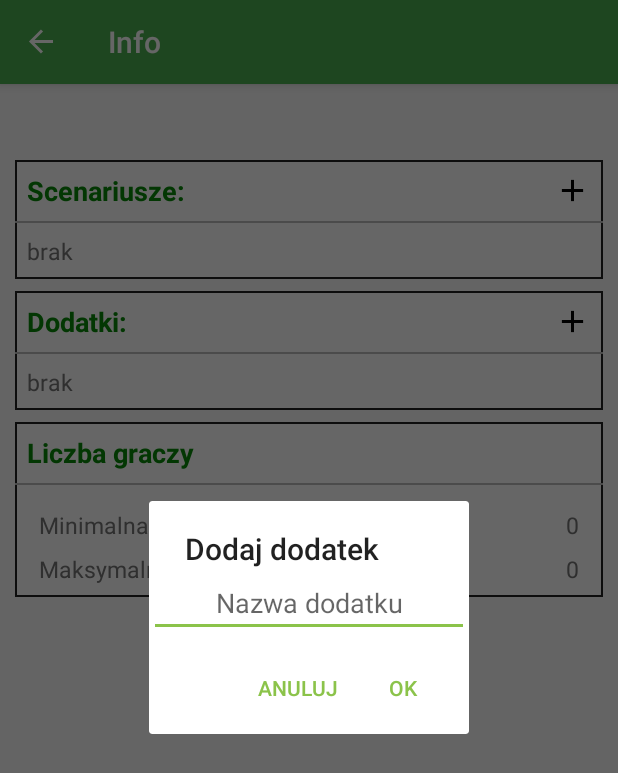
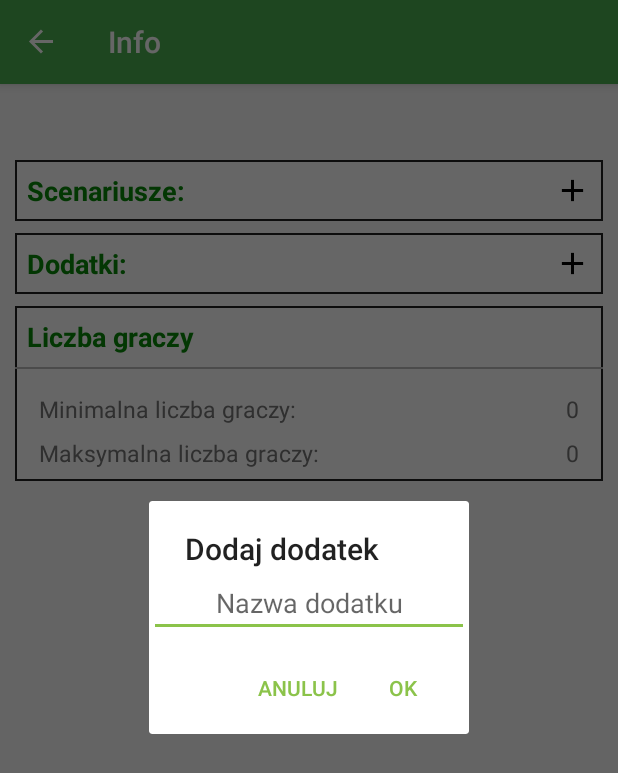
Before and after one commit to trediraz/BoardGameTrackerApp, an Android app: the GameInfoFragment screen opened through its navigation route, after a tap on "Przycisk dodający dodatek", on a phone screen of 412 x 824 dp. Shown: the top 773 px of the screen. Run offline under Robolectric (Android 15) with nearby library versions, the phone set to English and light mode, and no system bars; our stand-ins replace Room's generated code, navigation-ui; 2 statements that could not run were skipped; 2 other taps on this screen came first.

Commit message:
Add hiding layout contents by clicking on the title in gameInfoFragment

```diff
--- a/app/src/main/java/com/trediraz/myapplication/Game/GameInfoFragment.java
+++ b/app/src/main/java/com/trediraz/myapplication/Game/GameInfoFragment.java
@@ -2,6 +2,7 @@ package com.trediraz.myapplication.Game;
 
 import android.app.AlertDialog;
 import android.os.Bundle;
+import android.text.Layout;
 import android.view.LayoutInflater;
 import android.view.View;
 import android.view.ViewGroup;
@@ -80,6 +81,32 @@ public class GameInfoFragment extends Fragment {
             }
         });
 
+        setItemListVisibilityListener(R.id.scenario_title,R.id.scenarios,R.id.scenarios_divider);
+        setItemListVisibilityListener(R.id.expansions_title,R.id.expansions,R.id.expansions_divider);
+        setItemListVisibilityListener(R.id.player_title,R.id.number_of_players,R.id.players_divider);
+
+    }
+
+    private void setItemListVisibilityListener(int titleId,int layoutId, int dividerId){
+        final View layout = Objects.requireNonNull(getView()).findViewById(layoutId);
+        final View divider = getView().findViewById(dividerId);
+        TextView title = getView().findViewById(titleId);
+        title.setOnClickListener(new View.OnClickListener() {
+            @Override
+            public void onClick(View view) {
+                setItemListVisibility(layout,divider);
+            }
+        });
+    }
+
+    private void setItemListVisibility(View layout, View divider) {
+        if(layout.getVisibility() == View.VISIBLE) {
+            layout.setVisibility(View.GONE);
+            divider.setVisibility(View.GONE);
+        } else {
+            layout.setVisibility(View.VISIBLE);
+            divider.setVisibility(View.VISIBLE);
+        }
     }
 
     private void setGameTypeView() {
--- a/app/src/main/res/layout/fragment_game_info.xml
+++ b/app/src/main/res/layout/fragment_game_info.xml
@@ -68,13 +68,15 @@
                 <TextView
                     android:id="@+id/scenario_title"
                     style="@style/TitleStyle"
-                    android:layout_width="wrap_content"
+                    android:layout_width="0dp"
                     android:layout_height="wrap_content"
                     android:layout_marginStart="8dp"
                     android:layout_marginTop="8dp"
+                    android:layout_marginEnd="8dp"
                     android:layout_marginBottom="8dp"
                     android:text="@string/title_scenarios"
                     app:layout_constraintBottom_toBottomOf="parent"
+                    app:layout_constraintEnd_toStartOf="@+id/add_scenario_button"
                     app:layout_constraintStart_toStartOf="parent"
                     app:layout_constraintTop_toTopOf="parent" />
 
@@ -94,6 +96,7 @@
             </androidx.constraintlayout.widget.ConstraintLayout>
 
             <View
+                android:id="@+id/scenarios_divider"
                 android:layout_width="match_parent"
                 android:layout_height="1dp"
                 android:background="@color/divider"/>
@@ -133,13 +136,15 @@
                 <TextView
                     android:id="@+id/expansions_title"
                     style="@style/TitleStyle"
-                    android:layout_width="wrap_content"
+                    android:layout_width="0dp"
                     android:layout_height="wrap_content"
                     android:layout_marginStart="8dp"
                     android:layout_marginTop="8dp"
+                    android:layout_marginEnd="8dp"
                     android:layout_marginBottom="8dp"
                     android:text="@string/title_expansions"
                     app:layout_constraintBottom_toBottomOf="parent"
+                    app:layout_constraintEnd_toStartOf="@+id/add_expansion_button"
                     app:layout_constraintStart_toStartOf="parent"
                     app:layout_constraintTop_toTopOf="parent" />
 
@@ -159,6 +164,7 @@
             </androidx.constraintlayout.widget.ConstraintLayout>
 
             <View
+                android:id="@+id/expansions_divider"
                 android:layout_width="match_parent"
                 android:layout_height="1dp"
                 android:background="@color/divider"/>
@@ -197,12 +203,13 @@
                 style="@style/TitleStyle"/>
 
             <View
+                android:id="@+id/players_divider"
                 android:layout_width="match_parent"
                 android:layout_height="1dp"
                 android:background="@color/divider"/>
 
             <androidx.constraintlayout.widget.ConstraintLayout
-                android:id="@id/expansions"
+                android:id="@+id/number_of_players"
                 android:padding="8dp"
                 android:orientation="vertical"
                 android:divider="@color/divider"
```
